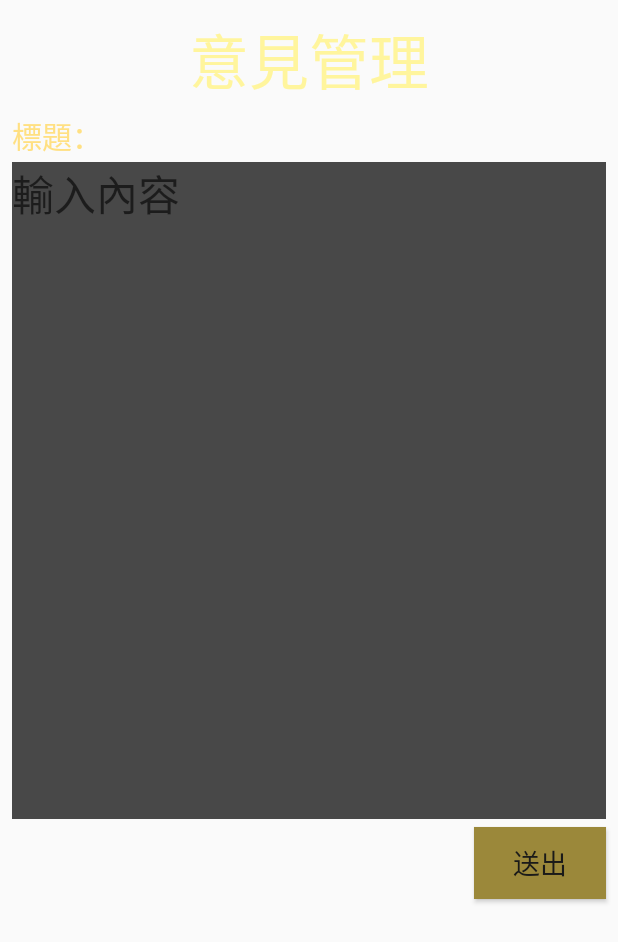
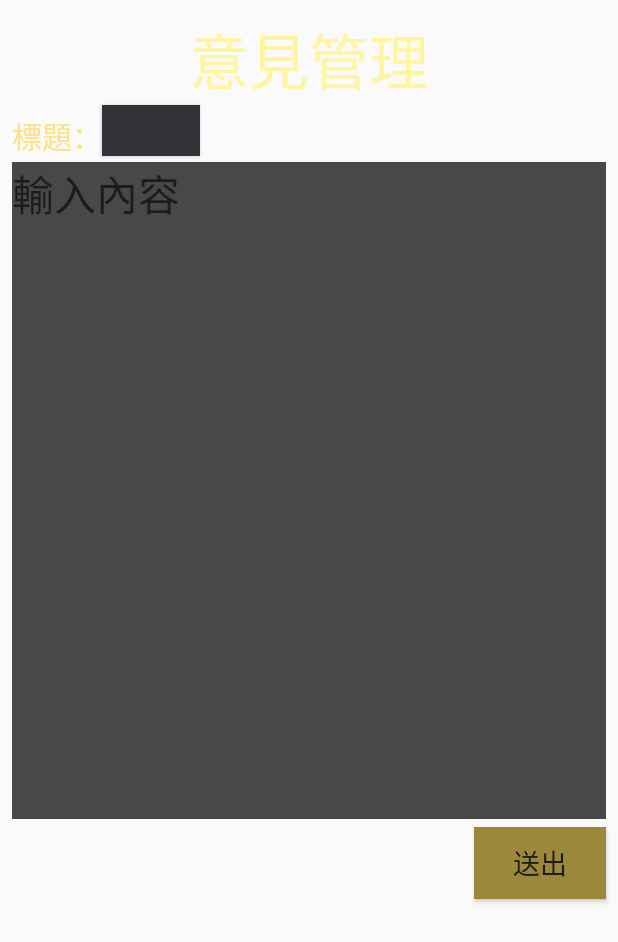
Before and after one commit to DP103-G1/Backstage, an Android app: the fragment ReplyFragment shown on its own in the app's theme, on a phone screen of 412 x 824 dp. Shown: the top 942 px of the screen. Run offline under Robolectric (Android 15) with nearby library versions, the phone set to English and light mode, and no system bars; 2 statements that could not run were skipped.

Commit message:
//SUG_Box 回覆頁面設定快捷鍵

```diff
--- a/app/src/main/java/com/example/manager/SUG_manger/ReplyFragment.java
+++ b/app/src/main/java/com/example/manager/SUG_manger/ReplyFragment.java
@@ -33,7 +33,7 @@ public class ReplyFragment extends Fragment {
     private Box box;
     private TextView tvTopic;
     private EditText etReply;
-    private Button btSent;
+    private Button btReply,btQick;
     private CommonTask commonTask;
     private List<Box>boxes;
 
@@ -54,7 +54,8 @@ public class ReplyFragment extends Fragment {
         super.onViewCreated(view, savedInstanceState);
         tvTopic = view.findViewById(R.id.tvTopic);
         etReply = view.findViewById(R.id.etReply);
-        btSent = view.findViewById(R.id.btReply);
+        btReply = view.findViewById(R.id.btReply);
+        btQick = view.findViewById(R.id.btQick);
 
         final NavController navController = Navigation.findNavController(view);
         Bundle bundle = getArguments();
@@ -66,7 +67,7 @@ public class ReplyFragment extends Fragment {
         box = (Box)bundle.getSerializable("box");
         showBox();//bundle整個box資訊抓進reply頁面
 
-        btSent.setOnClickListener(new View.OnClickListener() {
+        btReply.setOnClickListener(new View.OnClickListener() {
             @Override
             public void onClick(View v) {
                 String reply = etReply.getText().toString().trim();
@@ -102,6 +103,12 @@ public class ReplyFragment extends Fragment {
             }
         });
 
+        btQick.setOnClickListener(new View.OnClickListener() {
+            @Override
+            public void onClick(View v) {
+                etReply.setText("謝謝留言，本餐廳會儘速處理。");
+            }
+        });
 
     }
 
--- a/app/src/main/res/layout/fragment_main.xml
+++ b/app/src/main/res/layout/fragment_main.xml
@@ -46,7 +46,7 @@
     <androidx.recyclerview.widget.RecyclerView
         android:id="@+id/rvReact"
         android:layout_width="match_parent"
-        android:layout_height="455dp"
+        android:layout_height="470dp"
         android:layout_marginTop="5dp" />
 
 </LinearLayout>
--- a/app/src/main/res/layout/fragment_reply.xml
+++ b/app/src/main/res/layout/fragment_reply.xml
@@ -75,4 +75,12 @@
         app:layout_constraintStart_toStartOf="@+id/tvTitle"
         app:layout_constraintTop_toBottomOf="@+id/tvTitle" />
 
+    <Button
+        android:id="@+id/btQick"
+        android:layout_width="65dp"
+        android:layout_height="34dp"
+        android:background="@color/colorBackground"
+        app:layout_constraintStart_toEndOf="@+id/tvTopic"
+        app:layout_constraintTop_toBottomOf="@+id/tvTitle" />
+
 </androidx.constraintlayout.widget.ConstraintLayout>
--- a/app/src/main/res/layout/main_content_item_view.xml
+++ b/app/src/main/res/layout/main_content_item_view.xml
@@ -20,7 +20,7 @@
                 android:layout_width="wrap_content"
                 android:layout_height="49dp"
                 android:gravity="center"
-                android:padding="5dp"
+                android:padding="6dp"
                 android:text="@string/tvNumber"
                 android:textColor="@color/colorSecondary"
                 android:textSize="16sp"
```
